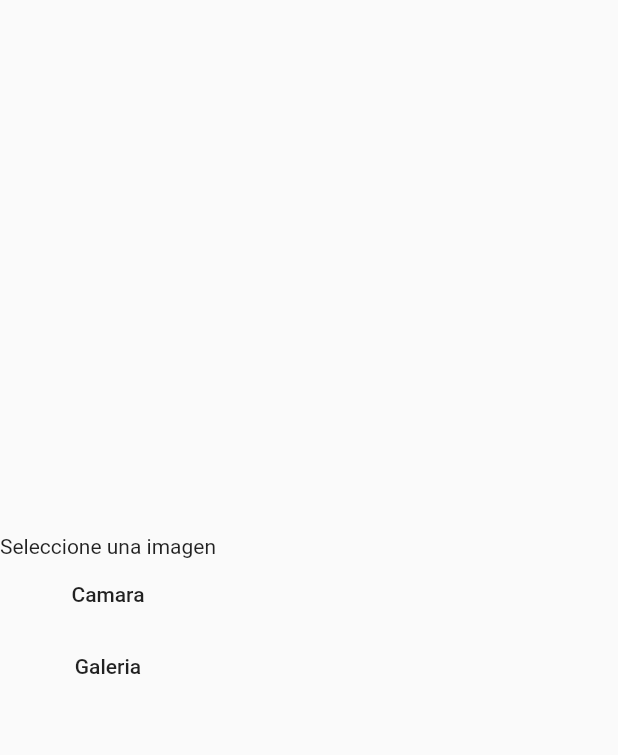
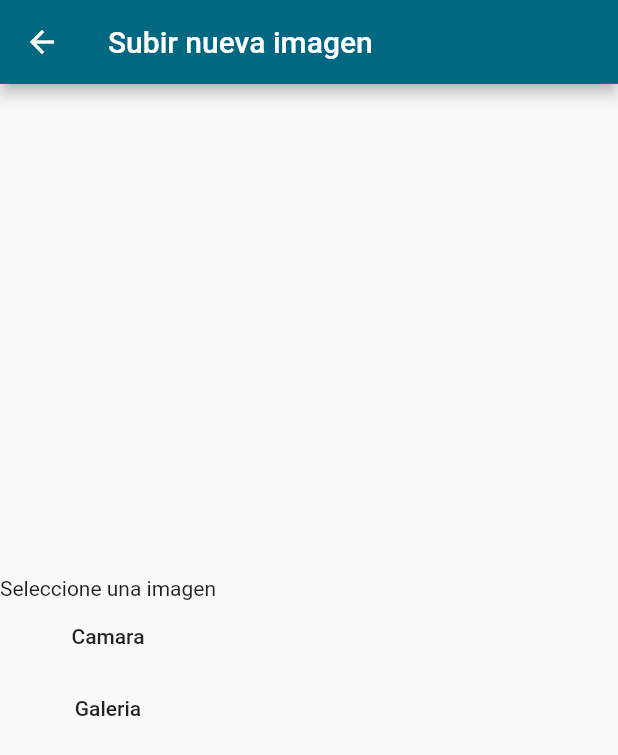
Before and after one commit to jesusdja/capturefacturas, a Flutter app: the UpLoadImage screen opened directly, on a phone screen of 412 x 824 dp. Shown: the top 755 px of the screen. Run offline on Flutter 3.47's test engine with Material 2 defaults, Android fonts, the phone set to English and light mode, and no system bars; our stand-ins replace firebase_storage, image_picker; accounts and stored records are empty; Roboto replaces fonts that are missing (RobotoMono).

Commit message:
Merge branch 'PersonalCesar' of https://github.com/jesusdja/capturefacturas into JesusPruebaHoy
# Conflicts:
#	lib/pages/Inicio/Prinicipal.dart
#	pubspec.lock

```diff
--- a/lib/pages/Cargar/UpLoadImage.dart
+++ b/lib/pages/Cargar/UpLoadImage.dart
@@ -1,5 +1,5 @@
 import 'dart:io';
-
+import 'package:capturefacturas/main.dart';
 import 'package:flutter/material.dart';
 import 'package:path/path.dart';
 import 'package:firebase_storage/firebase_storage.dart';
@@ -39,11 +39,15 @@ class _UpLoadImageState extends State<UpLoadImage> {
 
 
     return Scaffold(
+        appBar: new AppBar(
+          backgroundColor: PrimaryColor,
+          title: new Text('Subir nueva imagen'),
+        ),
         body:Column(
           mainAxisAlignment: MainAxisAlignment.center,
           crossAxisAlignment: CrossAxisAlignment.center,
           children: <Widget>[
-            image==null?Text("Seleccione una imagen"):uploadArea(),
+            image==null?uploadError():uploadArea(),
             Container(
               child: FlatButton(
                   child: Text('Camara'),
@@ -61,6 +65,14 @@ class _UpLoadImageState extends State<UpLoadImage> {
     );
   }
 
+}
+
+Widget uploadError(){
+  return Column(
+    children: <Widget>[
+      Text("Seleccione una imagen"),
+    ],
+  );
 }
 
 Widget uploadArea(){
--- a/lib/pages/Inicio/RegisterPage.dart
+++ b/lib/pages/Inicio/RegisterPage.dart
@@ -2,7 +2,7 @@ import 'package:capturefacturas/pages/Inicio/Tabs/profile.dart';
 import 'package:flutter/cupertino.dart';
 import 'package:flutter/material.dart';
 import 'package:capturefacturas/main.dart';
-import 'package:firebase_auth/firebase_auth.dart';
+
 
 class RegisterPage extends StatefulWidget {
   @override
@@ -86,13 +86,13 @@ class _LoginPageState extends State<LoginPage> {
               color: PrimaryColor,
               textColor: Colors.white,
               onPressed: (){
-                FirebaseAuth.instance.signInWithEmailAndPassword(
+                /*FirebaseAuth.instance.signInWithEmailAndPassword(
                     email: _emailController.text,
                     password: _passwordController.text,).then((FirebaseUser user){
                       Navigator.of(context).pushReplacement(CupertinoPageRoute(
                         builder: (context) => Profile(),
                       ));
-                });
+                });*/
 
               },
             ),
--- a/pubspec.yaml
+++ b/pubspec.yaml
@@ -19,11 +19,6 @@ dependencies:
 
 
   # librerias usadas por cesar
-  firebase_core: ^0.3.4
-  firebase_auth: ^0.8.4
-  flutter_auth_buttons: ^0.5.0
-  google_sign_in: ^4.0.1+3
-  meta: ^1.1.6
 
 dev_dependencies:
   flutter_test:
```
Also changed, not shown: lib/pages/Inicio/Prinicipal.dart (+11 -4 lines), pubspec.lock.
